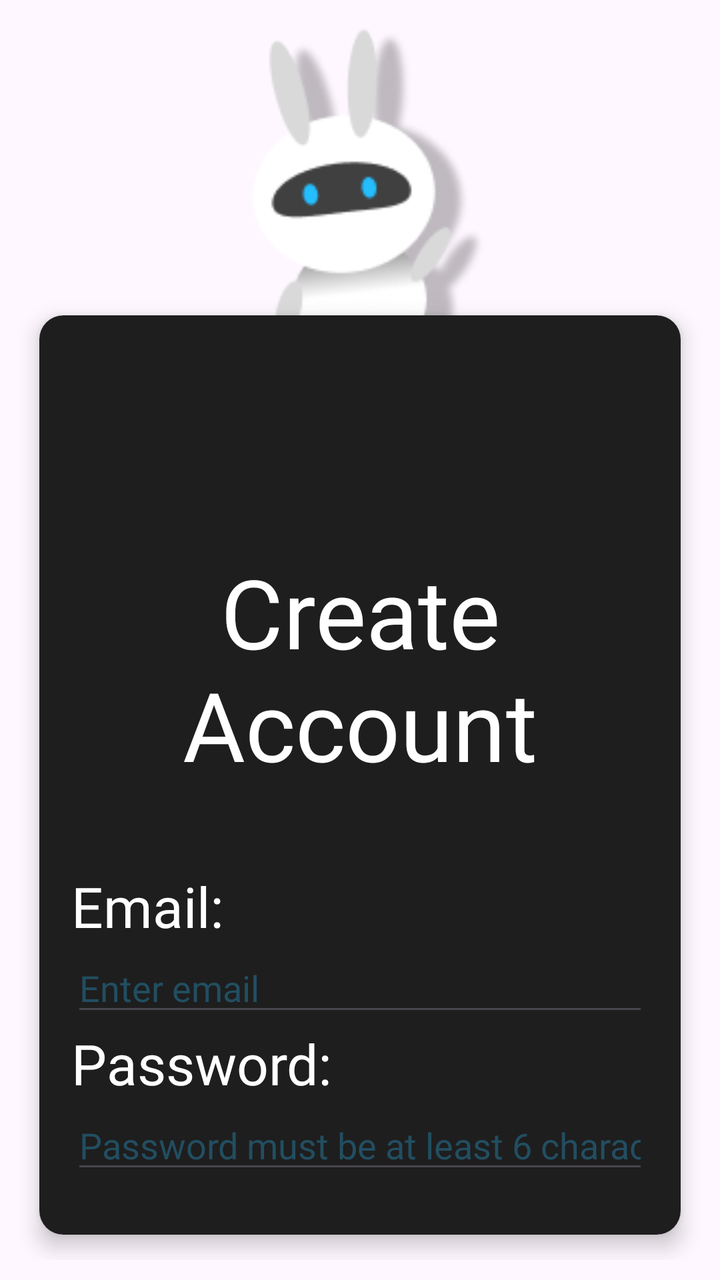
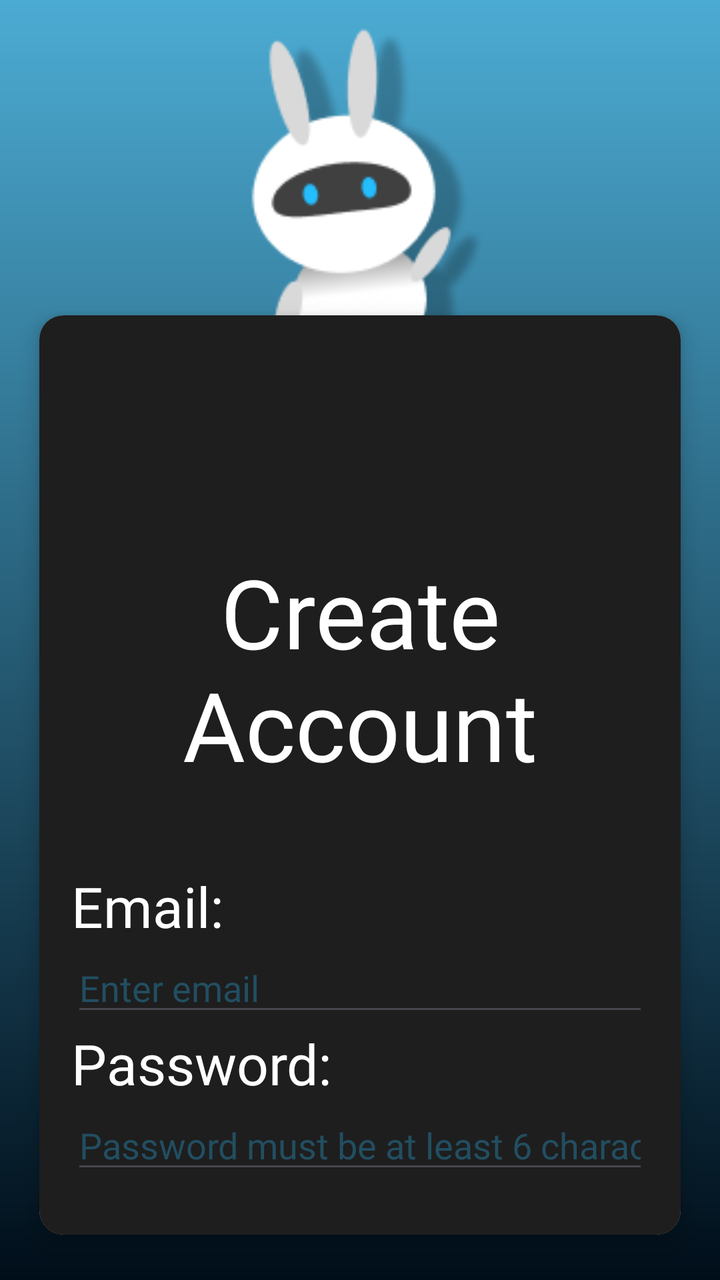

Two renders of the same Android screen: before a commit and after it. Below are the layout's source before the change and the commit's diff.
<!-- AndroidManifest.xml: application theme Theme.AttendLY -->
<!-- res/layout/register_account.xml -->
<?xml version="1.0" encoding="utf-8"?>
<LinearLayout xmlns:android="http://schemas.android.com/apk/res/android"
    xmlns:app="http://schemas.android.com/apk/res-auto"
    xmlns:tools="http://schemas.android.com/tools"
    android:layout_width="match_parent"
    android:layout_height="match_parent"
    android:background="#@drawable/bg"
    android:orientation="vertical"
    android:padding="10dp"
    android:gravity="center">


    <FrameLayout
        android:layout_width="match_parent"
        android:layout_height="wrap_content"
        android:layout_gravity="center">


        <androidx.cardview.widget.CardView
            android:layout_width="match_parent"
            android:layout_height="wrap_content"
            app:cardCornerRadius="12dp"
            android:layout_marginTop="135dp"
            app:cardElevation="6dp"
            app:cardUseCompatPadding="true"
            tools:layout_editor_absoluteX="16dp"
            tools:layout_editor_absoluteY="121dp">


            <LinearLayout
                android:layout_width="match_parent"
                android:layout_height="match_parent"
                android:background="#1E1E1E"
                android:orientation="vertical"
                android:padding="16dp">


    <TextView
        android:layout_width="match_parent"
        android:layout_height="wrap_content"
        android:text="Create Account"
        android:textColor="#FFFFFF"
        android:textSize="48sp"
        android:layout_marginTop="100dp"
        android:fontFamily="@font/jersey10"
        android:gravity="center"
        />

    <TextView
        android:layout_width="match_parent"
        android:layout_height="wrap_content"
        android:layout_marginTop="40dp"
        android:fontFamily="@font/jersey10"
        android:textColor="#FFFFFF"
        android:textSize="28sp"
        android:text="Email:"
        />

    <EditText
        android:id="@+id/etEmail"
        android:layout_width="match_parent"
        android:layout_height="wrap_content"
        android:inputType="textEmailAddress"
        android:hint="Enter email"
        android:fontFamily="@font/jersey10"
        android:textColor="#FFFFFF"
        android:textColorHint="#224E61"/>

    <TextView
        android:layout_width="match_parent"
        android:layout_height="wrap_content"
        android:text="Password: "
        android:fontFamily="@font/jersey10"
        android:textColor="#FFFFFF"
        android:textSize="28sp"
        />

    <EditText
        android:id="@+id/etPassword"
        android:layout_width="match_parent"
        android:layout_height="wrap_content"
        android:inputType="textPassword"
        android:hint="Password must be at least 6 characters"
        android:fontFamily="@font/jersey10"
        android:textColor="#FFFFFF"
        android:textColorHint="#224E61"/>

    <LinearLayout
        android:layout_width="wrap_content"
        android:layout_height="wrap_content"
        android:orientation="horizontal"
        android:layout_gravity="center"
        android:layout_marginTop="60dp"
        android:layout_marginBottom="30dp"
        >

        <TextView
            android:layout_width="wrap_content"
            android:layout_height="wrap_content"
            android:textSize="20sp"
            android:text="Already have an account?"
            android:fontFamily="@font/jersey10"
            android:textColor="#FFFFFF"/>

        <TextView
            android:id="@+id/btnLogin"
            android:layout_width="wrap_content"
            android:layout_height="wrap_content"
            android:clickable="true"
            android:focusable="true"
            android:fontFamily="@font/jersey10"
            android:textColor="#0076A8"
            android:text="Login"
            android:textSize="20sp"
            android:layout_marginLeft="4dp"/>

            </LinearLayout>
            </LinearLayout>
        </androidx.cardview.widget.CardView>

        <ImageView
            android:id="@+id/imageView2"
            android:layout_width="180dp"
            android:layout_height="180dp"
            app:srcCompat="@drawable/attendlymasc2"
            android:layout_gravity="top|center_horizontal"
            />
    </FrameLayout>

    <Button
        android:id="@+id/createAccount"
        android:layout_width="match_parent"
        android:layout_height="wrap_content"
        android:text="Create"
        android:backgroundTint="#56819BA6"
        android:fontFamily="@font/jersey10"
        android:textColor="#FFFFFF"
        android:textSize="40sp"
        android:layout_gravity="center"
        />
</LinearLayout>
<!-- resources referenced by this layout -->
<resources>
  <!-- drawable attendlymasc2: png bitmap (drawable, 10808 bytes) -->
  <!-- drawable bg (drawable) -->
  <vector xmlns:android="http://schemas.android.com/apk/res/android"
      xmlns:aapt="http://schemas.android.com/aapt"
      android:width="440dp"
      android:height="956dp"
      android:viewportWidth="440"
      android:viewportHeight="956">
    <group>
      <clip-path
          android:pathData="M0,0h440v956h-440z"/>
      <path
          android:pathData="M0,0h440v956h-440z">
        <aapt:attr name="android:fillColor">
          <gradient
              android:startX="220"
              android:startY="0"
              android:endX="220"
              android:endY="956"
              android:type="linear">
            <item android:offset="0" android:color="#FF4CABD3"/>
            <item android:offset="1" android:color="#FF000E19"/>
          </gradient>
        </aapt:attr>
      </path>
    </group>
  </vector>
  <style name="Theme.AttendLY" parent="Base.Theme.AttendLY" />
  <style name="Base.Theme.AttendLY" parent="Theme.Material3.DayNight.NoActionBar">
          
          
      </style>
</resources>

<!-- the commit's change to res/layout/register_account.xml (unified diff, before → after) -->
@@ -4,7 +4,7 @@
     xmlns:tools="http://schemas.android.com/tools"
     android:layout_width="match_parent"
     android:layout_height="match_parent"
-    android:background="#@drawable/bg"
+    android:background="@drawable/bg"
     android:orientation="vertical"
     android:padding="10dp"
     android:gravity="center">
